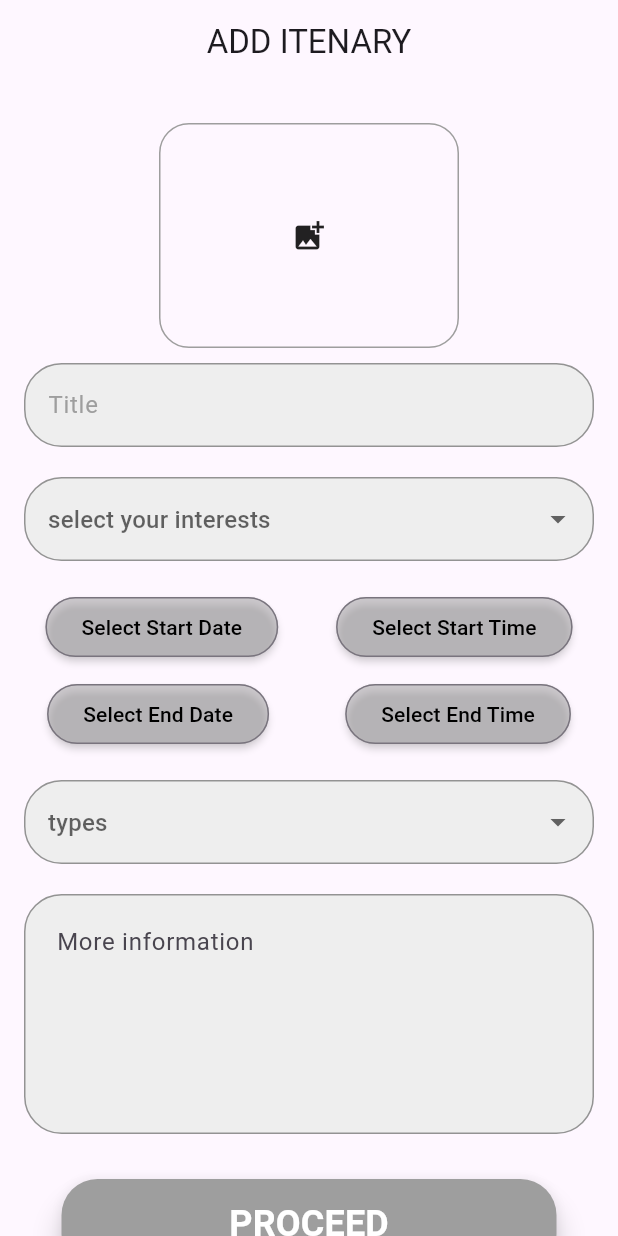
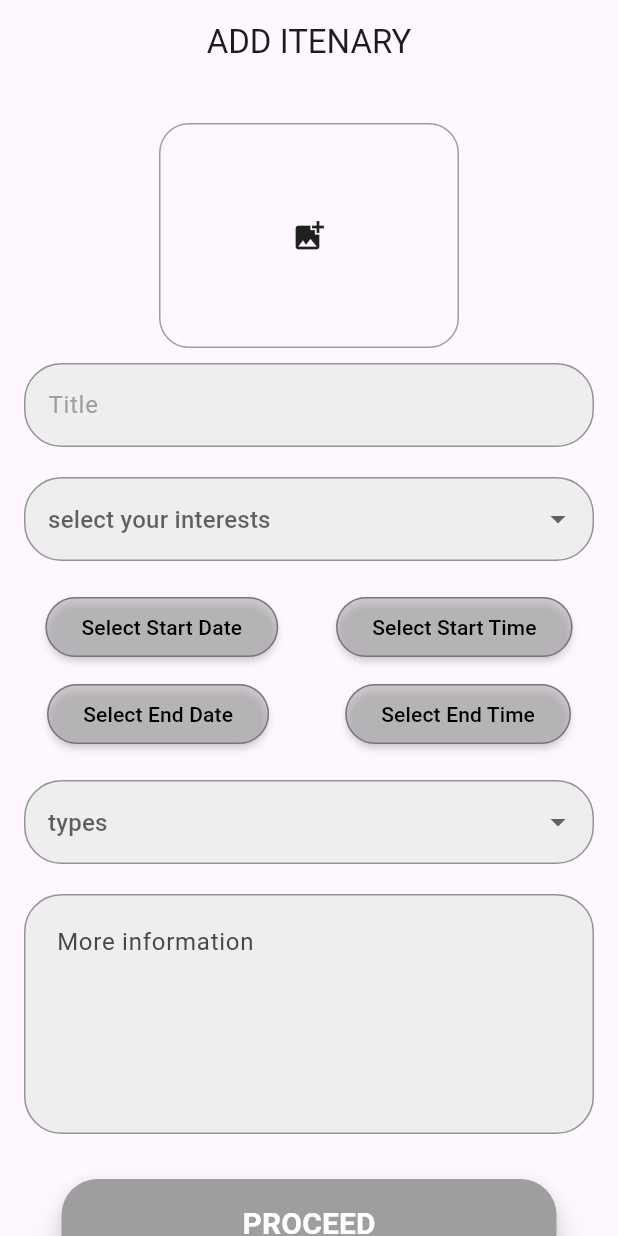
Before and after one commit to BharathVishnu/kraftnightt, a Flutter app: the EventRegistrationPage screen opened directly, on a phone screen of 412 x 824 dp. Run offline on Flutter 3.47's test engine with Material 3 defaults, Android fonts, the light colour scheme and no system bars; our stand-ins replace carousel_slider, cloud_firestore, firebase_core, firebase_storage, font_awesome_flutter, get and 2 more; missing offline and left inert: flutter_swipe_button; accounts and stored records are empty.

Commit message:
modified proceed

```diff
--- a/lib/addItenary/add.dart
+++ b/lib/addItenary/add.dart
@@ -356,7 +356,7 @@ class _EventRegistrationPageState extends State<EventRegistrationPage> {
                   child: Text(
                     'PROCEED',
                     style: TextStyle(
-                      fontSize: 24,
+                      fontSize: 20,
                       fontWeight: FontWeight.bold,
                       color: Colors.white,
                     ),
```
